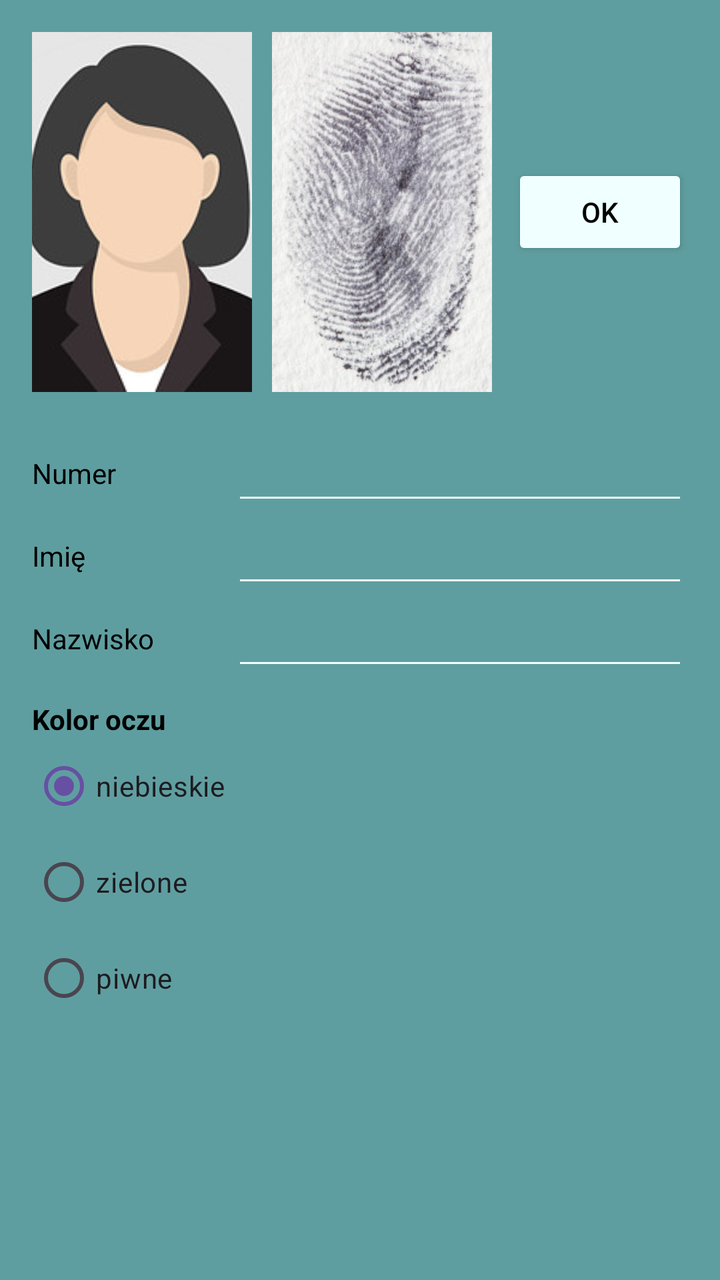
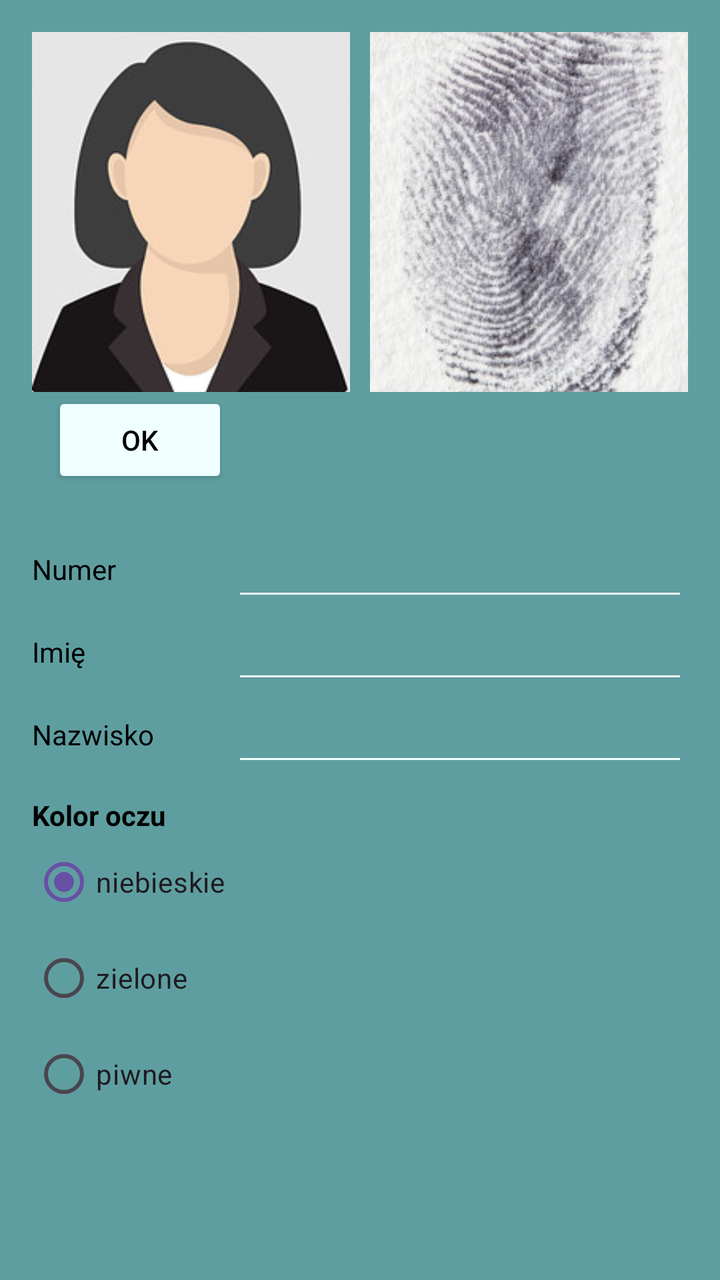

An Android layout rendered at two revisions. The XML below is the earlier revision; the diff shows what the commit changed to produce the second picture.
<!-- AndroidManifest.xml: application theme Theme.Mobilna -->
<!-- res/layout/activity_main.xml -->
<?xml version="1.0" encoding="utf-8"?>
<LinearLayout xmlns:android="http://schemas.android.com/apk/res/android"
    android:layout_width="match_parent"
    android:layout_height="match_parent"
    android:orientation="vertical"
    android:padding="16dp"
    android:background="#5F9EA0"
    android:id="@+id/main">

    <LinearLayout
        android:layout_width="match_parent"
        android:layout_height="wrap_content"
        android:orientation="horizontal"
        android:gravity="center_vertical">

        <ImageView
            android:id="@+id/imageZdjecie"
            android:layout_width="0dp"
            android:layout_height="180dp"
            android:layout_weight="1"
            android:scaleType="centerCrop"
            android:contentDescription="Zdjęcie osoby"
            android:src="@drawable/zdjecia0"/>

        <ImageView
            android:id="@+id/imageOdcisk"
            android:layout_width="0dp"
            android:layout_height="180dp"
            android:layout_weight="1"
            android:layout_marginStart="10dp"
            android:scaleType="centerCrop"
            android:contentDescription="Odcisk palca"
            android:src="@drawable/odcisk0"/>

        <Button
            android:id="@+id/buttonOk"
            android:layout_width="wrap_content"
            android:layout_height="wrap_content"
            android:layout_marginStart="10dp"
            android:text="OK"
            android:backgroundTint="#F0FFFF"
            android:textColor="#000000" />

    </LinearLayout>

    <LinearLayout
        android:layout_width="match_parent"
        android:layout_height="wrap_content"
        android:orientation="vertical"
        android:layout_marginTop="20dp">

        <LinearLayout
            android:layout_width="match_parent"
            android:layout_height="wrap_content"
            android:orientation="horizontal"
            android:gravity="center_vertical">

            <TextView
                android:layout_width="100dp"
                android:layout_height="wrap_content"
                android:text="Numer"
                android:textColor="#000000" />

            <EditText
                android:id="@+id/editNumer"
                android:layout_width="0dp"
                android:layout_height="wrap_content"
                android:layout_weight="1"
                android:inputType="number"
                android:backgroundTint="#F0FFFF" />

        </LinearLayout>

        <LinearLayout
            android:layout_width="match_parent"
            android:layout_height="wrap_content"
            android:orientation="horizontal"
            android:gravity="center_vertical">

            <TextView
                android:layout_width="100dp"
                android:layout_height="wrap_content"
                android:text="Imię"
                android:textColor="#000000" />

            <EditText
                android:id="@+id/editImie"
                android:layout_width="0dp"
                android:layout_height="wrap_content"
                android:layout_weight="1"
                android:inputType="textPersonName"
                android:backgroundTint="#F0FFFF" />

        </LinearLayout>

        <LinearLayout
            android:layout_width="match_parent"
            android:layout_height="wrap_content"
            android:orientation="horizontal"
            android:gravity="center_vertical">

            <TextView
                android:layout_width="100dp"
                android:layout_height="wrap_content"
                android:text="Nazwisko"
                android:textColor="#000000" />

            <EditText
                android:id="@+id/editNazwisko"
                android:layout_width="0dp"
                android:layout_height="wrap_content"
                android:layout_weight="1"
                android:inputType="textPersonName"
                android:backgroundTint="#F0FFFF" />

        </LinearLayout>

    </LinearLayout>

    <RadioGroup
        android:id="@+id/radioGroupKolorOczu"
        android:layout_width="match_parent"
        android:layout_height="wrap_content"
        android:layout_marginTop="10dp"
        android:orientation="vertical">

        <TextView
            android:layout_width="wrap_content"
            android:layout_height="wrap_content"
            android:text="Kolor oczu"
            android:textStyle="bold"
            android:textColor="#000000" />

        <RadioButton
            android:id="@+id/radioNiebieskie"
            android:layout_width="wrap_content"
            android:layout_height="wrap_content"
            android:text="niebieskie"
            android:checked="true" />

        <RadioButton
            android:id="@+id/radioZielone"
            android:layout_width="wrap_content"
            android:layout_height="wrap_content"
            android:text="zielone" />

        <RadioButton
            android:id="@+id/radioPiwne"
            android:layout_width="wrap_content"
            android:layout_height="wrap_content"
            android:text="piwne" />

    </RadioGroup>

</LinearLayout>
<!-- resources referenced by this layout -->
<resources>
  <!-- drawable odcisk0: jpg bitmap (drawable, 42109 bytes) -->
  <!-- drawable zdjecia0: jpg bitmap (drawable, 18636 bytes) -->
  <style name="Theme.Mobilna" parent="Base.Theme.Mobilna" />
  <style name="Base.Theme.Mobilna" parent="Theme.Material3.DayNight.NoActionBar">
          
          
      </style>
</resources>

<!-- the commit's change to res/layout/activity_main.xml (unified diff, before → after) -->
@@ -32,17 +32,17 @@
             android:contentDescription="Odcisk palca"
             android:src="@drawable/odcisk0"/>
 
-        <Button
-            android:id="@+id/buttonOk"
-            android:layout_width="wrap_content"
-            android:layout_height="wrap_content"
-            android:layout_marginStart="10dp"
-            android:text="OK"
-            android:backgroundTint="#F0FFFF"
-            android:textColor="#000000" />
+
 
     </LinearLayout>
-
+    <Button
+        android:id="@+id/buttonOk"
+        android:layout_width="wrap_content"
+        android:layout_height="wrap_content"
+        android:layout_marginStart="10dp"
+        android:text="OK"
+        android:backgroundTint="#F0FFFF"
+        android:textColor="#000000" />
     <LinearLayout
         android:layout_width="match_parent"
         android:layout_height="wrap_content"
@@ -152,4 +152,10 @@
 
     </RadioGroup>
 
+    <TextView
+        android:id="@+id/log_result"
+        android:layout_width="wrap_content"
+        android:layout_height="wrap_content"
+        />
+
 </LinearLayout>
